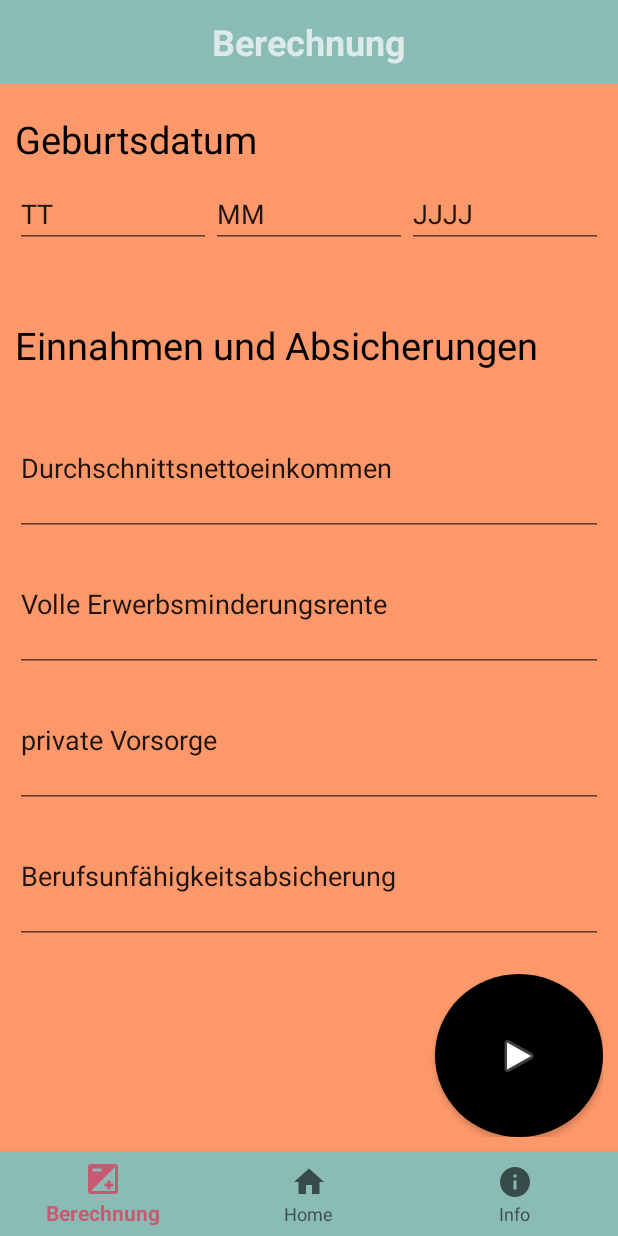
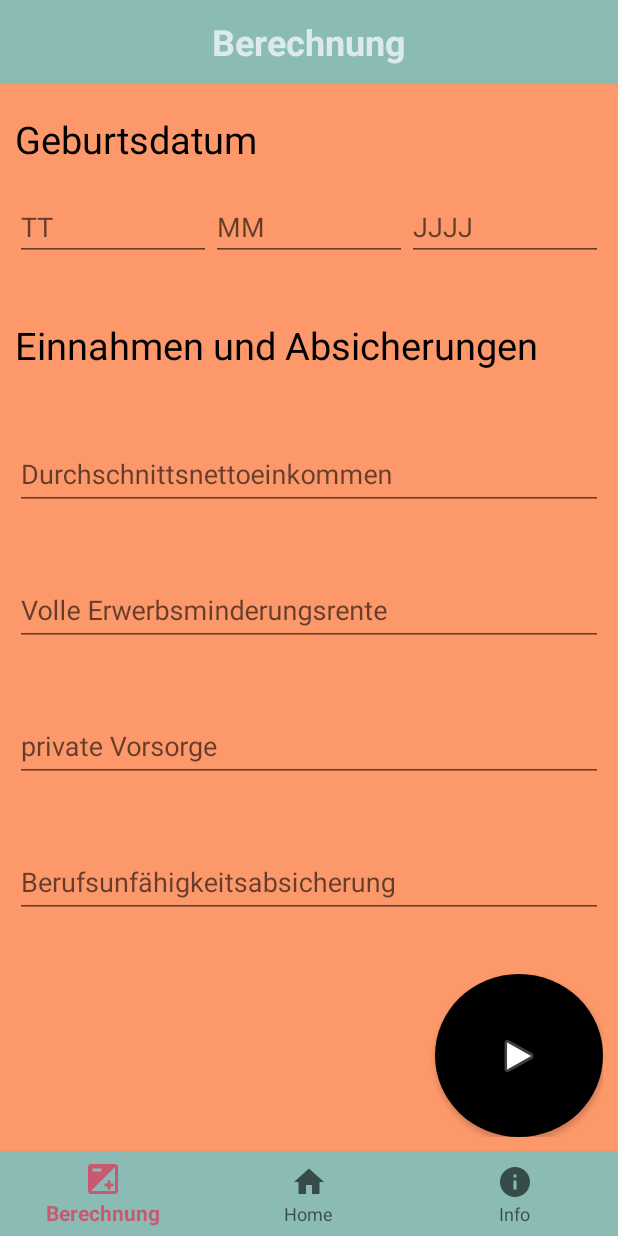
Before and after one commit to LenaHue/Hackarinos, an Android app: the screen it shows after launch (MainActivity), after a tap on "SELBSTSTÄNDIGER", on a phone screen of 412 x 824 dp. Run offline under Robolectric (Android 15) with nearby library versions, the light colour scheme and no system bars; Roboto replaces fonts that are not available here.

Commit message:
Merge branch 'yijia' of https://github.com/LenaHue/Hackarinos into eric
# Conflicts:
#	app/src/main/res/layout/home.xml
#	app/src/main/res/values/colors.xml

```diff
--- a/app/src/main/java/fhdw/me/refu/Berechnung2Selbststaendiger.java
+++ b/app/src/main/java/fhdw/me/refu/Berechnung2Selbststaendiger.java
@@ -30,6 +30,7 @@ public class Berechnung2Selbststaendiger extends Fragment {
         View view =  inflater.inflate(R.layout.berechnung_selbststaendige,container,false);
 
         buttonContinue = view.findViewById(R.id.button_continue);
+        // final EditText editText = (EditText) view.findViewById(R.id.input_TT);
 
         buttonContinue.setOnClickListener( new View.OnClickListener(){
             @Override
@@ -49,6 +50,18 @@ public class Berechnung2Selbststaendiger extends Fragment {
             }
         });
 
+        /*
+        editText.setOnFocusChangeListener(new View.OnFocusChangeListener() {
+            @Override
+            public void onFocusChange(View view, boolean hasFocus) {
+                if (hasFocus) {
+                    editText.setHint("Placeholder");
+                } else {
+                    editText.setHint("");
+                }
+            }
+        });
+        */
         return view;
     }
 }
--- a/app/src/main/java/fhdw/me/refu/Home.java
+++ b/app/src/main/java/fhdw/me/refu/Home.java
@@ -8,14 +8,21 @@ import android.view.Menu;
 import android.view.MenuItem;
 import android.view.View;
 import android.view.ViewGroup;
+import android.widget.Button;
 import android.widget.TextView;
 import android.widget.Toast;
 
 public class Home extends Fragment {
 
+    Button buttonSchlafzimmer;
+    Button buttonFlur;
+    Button buttonWohnzimmer;
+
     @Override
     public View onCreateView(LayoutInflater inflater, ViewGroup container,
                              Bundle savedInstanceState){
+
+        View view = inflater.inflate(R.layout.home, container, false);
 
         TextView header = getActivity().findViewById(R.id.toolbar_header);
 
@@ -30,7 +37,36 @@ public class Home extends Fragment {
         _menuItem.setChecked(true);
 
         //Toast.makeText(getContext(), "Internet ist nicht verfügbar.", Toast.LENGTH_SHORT).show();
+        initButtonAndListener(view);
 
-        return inflater.inflate(R.layout.home, container, false);
+        return view ;
+    }
+
+    public void initButtonAndListener(View view){
+
+        buttonSchlafzimmer = view.findViewById(R.id.buttonSchlafzimmer);
+        buttonFlur = view.findViewById(R.id.buttonFlur);
+        buttonWohnzimmer = view.findViewById(R.id.buttonWohnzimmer);
+
+        buttonSchlafzimmer.setOnClickListener( new View.OnClickListener(){
+            @Override
+            public void onClick(View v) {
+                Toast.makeText(getContext(), "Räume sollten großzügig bemessen sein", Toast.LENGTH_SHORT).show();
+            }
+        });
+
+        buttonFlur.setOnClickListener( new View.OnClickListener(){
+            @Override
+            public void onClick(View v) {
+                Toast.makeText(getContext(), "Treppen und einzelne Stufen sollten mit Rampen oder Treppenliften überbrückt werden können", Toast.LENGTH_SHORT).show();
+            }
+        });
+
+        buttonWohnzimmer.setOnClickListener( new View.OnClickListener(){
+            @Override
+            public void onClick(View v) {
+                Toast.makeText(getContext(), "Die Böden müssen rutschfrei sein", Toast.LENGTH_SHORT).show();
+            }
+        });
     }
 }
--- a/app/src/main/res/layout/berechnung_selbststaendige.xml
+++ b/app/src/main/res/layout/berechnung_selbststaendige.xml
@@ -29,7 +29,15 @@
             android:layout_width="match_parent"
             android:layout_height="match_parent"
             android:layout_weight="1"
-            android:orientation="horizontal">
+            android:orientation="horizontal"
+            android:weightSum="3">
+
+            <android.support.design.widget.TextInputLayout
+                android:id="@+id/input_TT"
+                android:layout_width="match_parent"
+                android:layout_height="match_parent"
+                android:layout_weight="1"
+                android:hint="TT">
 
                 <EditText
                     android:id="@+id/editText3"
@@ -37,8 +45,16 @@
                     android:layout_height="wrap_content"
                     android:layout_weight="1"
                     android:ems="10"
-                android:inputType="number"
-                android:text="TT" />
+                    android:inputType="number" />
+
+            </android.support.design.widget.TextInputLayout>
+
+            <android.support.design.widget.TextInputLayout
+                android:id="@+id/input_MM"
+                android:layout_width="match_parent"
+                android:layout_height="match_parent"
+                android:layout_weight="1"
+                android:hint="MM">
 
                 <EditText
                     android:id="@+id/editText2"
@@ -46,8 +62,16 @@
                     android:layout_height="wrap_content"
                     android:layout_weight="1"
                     android:ems="10"
-                android:inputType="number"
-                android:text="MM" />
+                    android:inputType="number" />
+
+            </android.support.design.widget.TextInputLayout>
+
+            <android.support.design.widget.TextInputLayout
+                android:id="@+id/input_JJJJ"
+                android:layout_width="match_parent"
+                android:layout_height="match_parent"
+                android:layout_weight="1"
+                android:hint="JJJJ">
 
                 <EditText
                     android:id="@+id/editText"
@@ -55,8 +79,9 @@
                     android:layout_height="wrap_content"
                     android:layout_weight="1"
                     android:ems="10"
-                android:inputType="number"
-                android:text="JJJJ" />
+                    android:inputType="number" />
+
+            </android.support.design.widget.TextInputLayout>
         </LinearLayout>
 
     </LinearLayout>
@@ -82,7 +107,15 @@
             android:layout_width="match_parent"
             android:layout_height="match_parent"
             android:layout_weight="1"
-            android:orientation="vertical">
+            android:orientation="vertical"
+            android:weightSum="4">
+
+            <android.support.design.widget.TextInputLayout
+                android:id="@+id/input_Durchschnittsnettoeinkommen"
+                android:layout_width="match_parent"
+                android:layout_height="match_parent"
+                android:layout_weight="1"
+                android:hint="Durchschnittsnettoeinkommen">
 
                 <EditText
                     android:id="@+id/editText4"
@@ -90,8 +123,16 @@
                     android:layout_height="wrap_content"
                     android:layout_weight="1"
                     android:ems="10"
-                android:inputType="number"
-                android:text="Durchschnittsnettoeinkommen" />
+                    android:inputType="number" />
+
+            </android.support.design.widget.TextInputLayout>
+
+            <android.support.design.widget.TextInputLayout
+                android:id="@+id/input_Erwerbsminderungsrente"
+                android:layout_width="match_parent"
+                android:layout_height="match_parent"
+                android:layout_weight="1"
+                android:hint="Volle Erwerbsminderungsrente">
 
                 <EditText
                     android:id="@+id/editText5"
@@ -99,8 +140,16 @@
                     android:layout_height="wrap_content"
                     android:layout_weight="1"
                     android:ems="10"
-                android:inputType="number"
-                android:text="Volle Erwerbsminderungsrente" />
+                    android:inputType="number" />
+
+            </android.support.design.widget.TextInputLayout>
+
+            <android.support.design.widget.TextInputLayout
+                android:id="@+id/input_Vorsorge"
+                android:layout_width="match_parent"
+                android:layout_height="match_parent"
+                android:layout_weight="1"
+                android:hint="private Vorsorge">
 
                 <EditText
                     android:id="@+id/editText6"
@@ -108,8 +157,16 @@
                     android:layout_height="wrap_content"
                     android:layout_weight="1"
                     android:ems="10"
-                android:inputType="number"
-                android:text="private Vorsorge" />
+                    android:inputType="number" />
+
+            </android.support.design.widget.TextInputLayout>
+
+            <android.support.design.widget.TextInputLayout
+                android:id="@+id/input_BUA"
+                android:layout_width="match_parent"
+                android:layout_height="match_parent"
+                android:layout_weight="1"
+                android:hint="Berufsunfähigkeitsabsicherung">
 
                 <EditText
                     android:id="@+id/editText7"
@@ -117,8 +174,9 @@
                     android:layout_height="wrap_content"
                     android:layout_weight="1"
                     android:ems="10"
-                android:inputType="number"
-                android:text="Berufsunfähigkeitsabsicherung" />
+                    android:inputType="number" />
+
+            </android.support.design.widget.TextInputLayout>
         </LinearLayout>
     </LinearLayout>
 
--- a/app/src/main/res/layout/home.xml
+++ b/app/src/main/res/layout/home.xml
@@ -23,7 +23,7 @@
             android:visibility="visible"
             app:layout_constraintBottom_toBottomOf="parent"
             app:layout_constraintEnd_toEndOf="parent"
-            app:layout_constraintStart_toEndOf="@+id/button6"
+            app:layout_constraintStart_toEndOf="@+id/buttonFlur"
             app:layout_constraintTop_toTopOf="parent" />
 
         <Button
@@ -48,11 +48,11 @@
             android:visibility="visible"
             app:layout_constraintBottom_toTopOf="@+id/button3"
             app:layout_constraintEnd_toEndOf="parent"
-            app:layout_constraintStart_toEndOf="@+id/button7"
-            app:layout_constraintTop_toBottomOf="@+id/button6" />
+            app:layout_constraintStart_toEndOf="@+id/buttonWohnzimmer"
+            app:layout_constraintTop_toBottomOf="@+id/buttonFlur" />
 
         <Button
-            android:id="@+id/button5"
+            android:id="@+id/buttonSchlafzimmer"
             android:layout_width="wrap_content"
             android:layout_height="wrap_content"
             android:layout_marginStart="79dp"
@@ -61,13 +61,13 @@
             android:layout_marginBottom="75dp"
             android:background="@drawable/buttons_with_borders"
             android:visibility="visible"
-            app:layout_constraintBottom_toTopOf="@+id/button7"
-            app:layout_constraintEnd_toStartOf="@+id/button6"
+            app:layout_constraintBottom_toTopOf="@+id/buttonWohnzimmer"
+            app:layout_constraintEnd_toStartOf="@+id/buttonFlur"
             app:layout_constraintStart_toStartOf="parent"
             app:layout_constraintTop_toTopOf="parent" />
 
         <Button
-            android:id="@+id/button6"
+            android:id="@+id/buttonFlur"
             android:layout_width="wrap_content"
             android:layout_height="wrap_content"
             android:layout_marginTop="213dp"
@@ -77,11 +77,11 @@
             android:visibility="visible"
             app:layout_constraintBottom_toTopOf="@+id/button4"
             app:layout_constraintEnd_toStartOf="@+id/button2"
-            app:layout_constraintStart_toEndOf="@+id/button5"
+            app:layout_constraintStart_toEndOf="@+id/buttonSchlafzimmer"
             app:layout_constraintTop_toTopOf="parent" />
 
         <Button
-            android:id="@+id/button7"
+            android:id="@+id/buttonWohnzimmer"
             android:layout_width="wrap_content"
             android:layout_height="wrap_content"
             android:layout_marginStart="111dp"
@@ -92,7 +92,7 @@
             app:layout_constraintBottom_toBottomOf="parent"
             app:layout_constraintEnd_toStartOf="@+id/button4"
             app:layout_constraintStart_toStartOf="parent"
-            app:layout_constraintTop_toBottomOf="@+id/button5" />
+            app:layout_constraintTop_toBottomOf="@+id/buttonSchlafzimmer" />
     </android.support.constraint.ConstraintLayout>
 
     <LinearLayout
```
Lines whose indentation alone changed are shown as unchanged.
